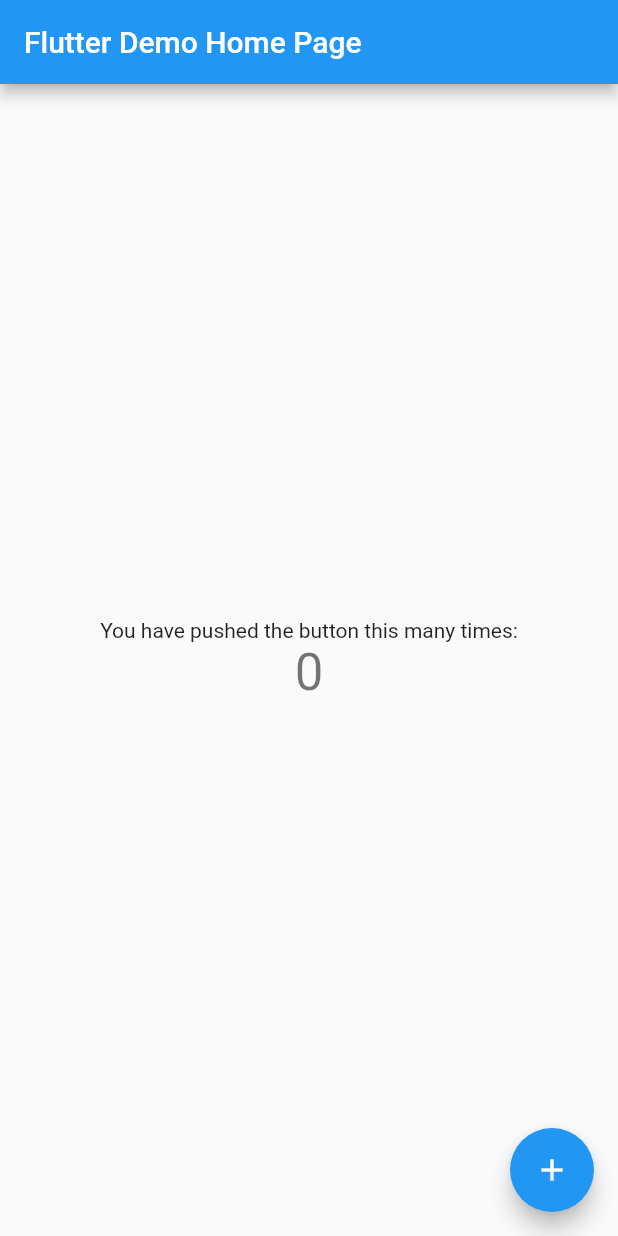
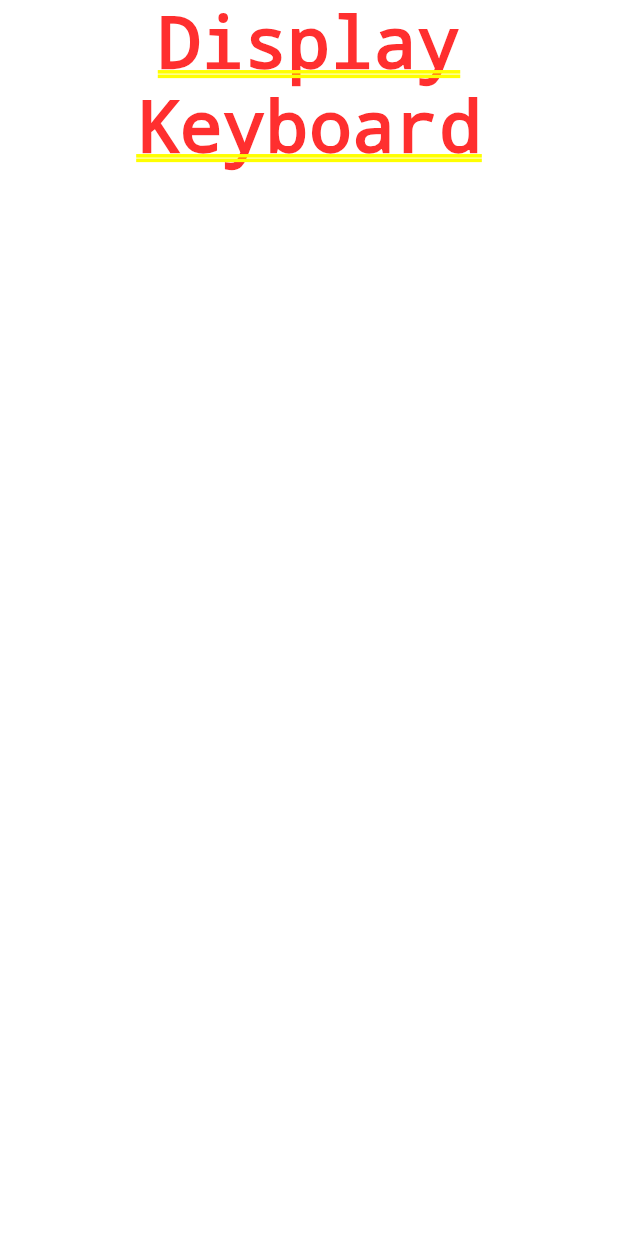
Before and after one commit to edumoreira1506/flutter-calculator, a Flutter app: the screen it shows after launch, on a phone screen of 412 x 824 dp. Run offline on Flutter 3.47's test engine with Material 2 defaults, Android fonts, the phone set to English and light mode, and no system bars.

Commit message:
Remove default structure from flutter

```diff
--- a/lib/main.dart
+++ b/lib/main.dart
@@ -1,111 +1,4 @@
 import 'package:flutter/material.dart';
+import 'screens/calculator.dart';
 
-void main() => runApp(MyApp());
-
-class MyApp extends StatelessWidget {
-  // This widget is the root of your application.
-  @override
-  Widget build(BuildContext context) {
-    return MaterialApp(
-      title: 'Flutter Demo',
-      theme: ThemeData(
-        // This is the theme of your application.
-        //
-        // Try running your application with "flutter run". You'll see the
-        // application has a blue toolbar. Then, without quitting the app, try
-        // changing the primarySwatch below to Colors.green and then invoke
-        // "hot reload" (press "r" in the console where you ran "flutter run",
-        // or simply save your changes to "hot reload" in a Flutter IDE).
-        // Notice that the counter didn't reset back to zero; the application
-        // is not restarted.
-        primarySwatch: Colors.blue,
-      ),
-      home: MyHomePage(title: 'Flutter Demo Home Page'),
-    );
-  }
-}
-
-class MyHomePage extends StatefulWidget {
-  MyHomePage({Key key, this.title}) : super(key: key);
-
-  // This widget is the home page of your application. It is stateful, meaning
-  // that it has a State object (defined below) that contains fields that affect
-  // how it looks.
-
-  // This class is the configuration for the state. It holds the values (in this
-  // case the title) provided by the parent (in this case the App widget) and
-  // used by the build method of the State. Fields in a Widget subclass are
-  // always marked "final".
-
-  final String title;
-
-  @override
-  _MyHomePageState createState() => _MyHomePageState();
-}
-
-class _MyHomePageState extends State<MyHomePage> {
-  int _counter = 0;
-
-  void _incrementCounter() {
-    setState(() {
-      // This call to setState tells the Flutter framework that something has
-      // changed in this State, which causes it to rerun the build method below
-      // so that the display can reflect the updated values. If we changed
-      // _counter without calling setState(), then the build method would not be
-      // called again, and so nothing would appear to happen.
-      _counter++;
-    });
-  }
-
-  @override
-  Widget build(BuildContext context) {
-    // This method is rerun every time setState is called, for instance as done
-    // by the _incrementCounter method above.
-    //
-    // The Flutter framework has been optimized to make rerunning build methods
-    // fast, so that you can just rebuild anything that needs updating rather
-    // than having to individually change instances of widgets.
-    return Scaffold(
-      appBar: AppBar(
-        // Here we take the value from the MyHomePage object that was created by
-        // the App.build method, and use it to set our appbar title.
-        title: Text(widget.title),
-      ),
-      body: Center(
-        // Center is a layout widget. It takes a single child and positions it
-        // in the middle of the parent.
-        child: Column(
-          // Column is also a layout widget. It takes a list of children and
-          // arranges them vertically. By default, it sizes itself to fit its
-          // children horizontally, and tries to be as tall as its parent.
-          //
-          // Invoke "debug painting" (press "p" in the console, choose the
-          // "Toggle Debug Paint" action from the Flutter Inspector in Android
-          // Studio, or the "Toggle Debug Paint" command in Visual Studio Code)
-          // to see the wireframe for each widget.
-          //
-          // Column has various properties to control how it sizes itself and
-          // how it positions its children. Here we use mainAxisAlignment to
-          // center the children vertically; the main axis here is the vertical
-          // axis because Columns are vertical (the cross axis would be
-          // horizontal).
-          mainAxisAlignment: MainAxisAlignment.center,
-          children: <Widget>[
-            Text(
-              'You have pushed the button this many times:',
-            ),
-            Text(
-              '$_counter',
-              style: Theme.of(context).textTheme.display1,
-            ),
-          ],
-        ),
-      ),
-      floatingActionButton: FloatingActionButton(
-        onPressed: _incrementCounter,
-        tooltip: 'Increment',
-        child: Icon(Icons.add),
-      ), // This trailing comma makes auto-formatting nicer for build methods.
-    );
-  }
-}
+void main() => runApp(Calculator());
--- /dev/null
+++ b/lib/screens/calculator.dart
@@ -0,0 +1,16 @@
+import 'package:flutter/material.dart';
+import 'package:flutter/widgets.dart';
+
+class Calculator extends StatelessWidget {
+  @override
+  Widget build(BuildContext context) {
+    return MaterialApp(
+      home: Column(
+        children: <Widget>[
+          Text('Display'),
+          Text('Keyboard'),
+        ],
+        )
+    );
+  }
+}
```
